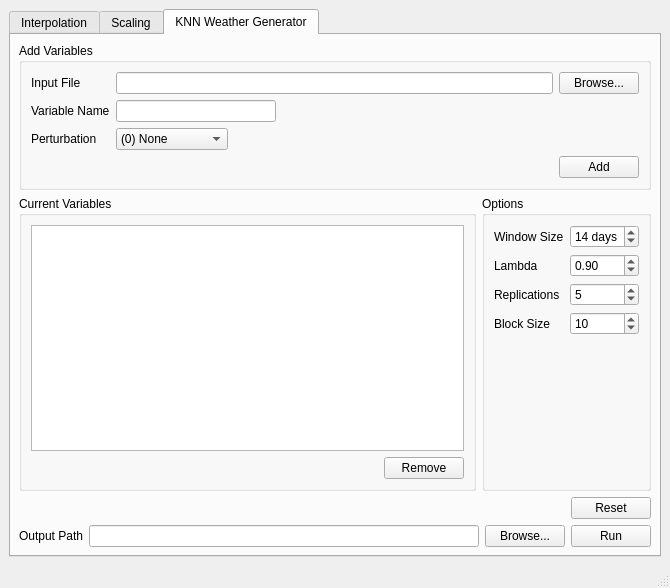
FIDS-UWO/climate, file downscaling/ui/input.ui: the form before one commit.
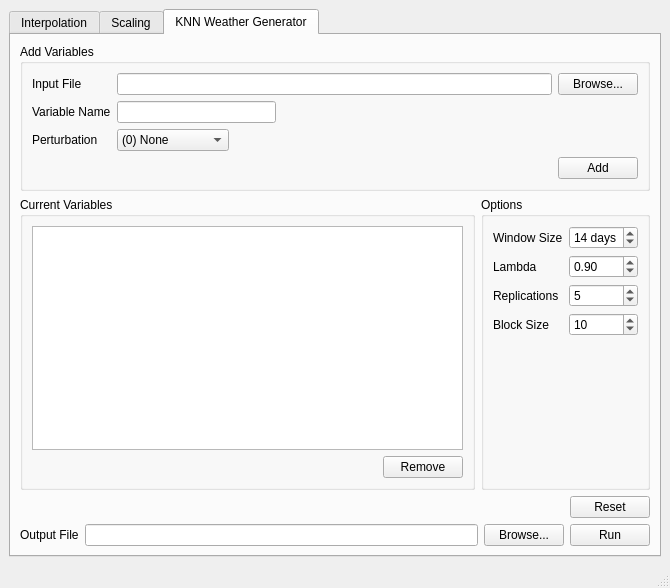
The form after the commit. The open tabs and pages were chosen to show the change. Custom widgets are drawn as their Qt base class.

Commit message: Filepath specification now required for knncad in ui. Closes #3

```diff
--- a/downscaling/ui/input.ui
+++ b/downscaling/ui/input.ui
@@ -7,7 +7,7 @@
     <x>0</x>
     <y>0</y>
     <width>670</width>
-    <height>542</height>
+    <height>531</height>
    </rect>
   </property>
   <property name="minimumSize">
@@ -795,20 +795,6 @@
        <attribute name="title">
         <string>KNN Weather Generator</string>
        </attribute>
-       <layout class="QVBoxLayout" name="verticalLayout_14">
-        <property name="leftMargin">
-         <number>8</number>
-        </property>
-        <property name="topMargin">
-         <number>8</number>
-        </property>
-        <property name="rightMargin">
-         <number>8</number>
-        </property>
-        <property name="bottomMargin">
-         <number>8</number>
-        </property>
-        <item>
          <layout class="QVBoxLayout" name="verticalLayout_13">
           <item>
            <widget class="QGroupBox" name="groupBox_3">
@@ -818,6 +804,18 @@
             <layout class="QVBoxLayout" name="verticalLayout_27">
              <item>
               <layout class="QGridLayout" name="gridLayout_5">
+             <property name="leftMargin">
+              <number>0</number>
+             </property>
+             <property name="topMargin">
+              <number>0</number>
+             </property>
+             <property name="rightMargin">
+              <number>0</number>
+             </property>
+             <property name="bottomMargin">
+              <number>0</number>
+             </property>
                <item row="1" column="3" colspan="2">
                 <spacer name="horizontalSpacer_2">
                  <property name="orientation">
@@ -931,6 +929,18 @@
           </item>
           <item>
            <layout class="QHBoxLayout" name="horizontalLayout_11">
+          <property name="leftMargin">
+           <number>0</number>
+          </property>
+          <property name="topMargin">
+           <number>0</number>
+          </property>
+          <property name="rightMargin">
+           <number>0</number>
+          </property>
+          <property name="bottomMargin">
+           <number>0</number>
+          </property>
             <item>
              <widget class="QGroupBox" name="groupBox_7">
               <property name="title">
@@ -1082,7 +1092,7 @@
                   <number>1</number>
                  </property>
                  <property name="maximum">
-                  <number>20</number>
+                <number>9999</number>
                  </property>
                  <property name="value">
                   <number>5</number>
@@ -1116,21 +1126,14 @@
           </item>
           <item>
            <layout class="QGridLayout" name="gridLayout_3">
-            <item row="0" column="0" colspan="3">
-             <spacer name="horizontalSpacer_5">
-              <property name="orientation">
-               <enum>Qt::Horizontal</enum>
-              </property>
-              <property name="sizeHint" stdset="0">
-               <size>
-                <width>518</width>
-                <height>20</height>
-               </size>
-              </property>
-             </spacer>
-            </item>
             <item row="0" column="3">
              <widget class="QPushButton" name="knnResetInput">
+            <property name="sizePolicy">
+             <sizepolicy hsizetype="Fixed" vsizetype="Fixed">
+              <horstretch>0</horstretch>
+              <verstretch>0</verstretch>
+             </sizepolicy>
+            </property>
               <property name="text">
                <string>Reset</string>
               </property>
@@ -1139,7 +1142,7 @@
             <item row="1" column="0">
              <widget class="QLabel" name="knnOutputPathLabel">
               <property name="text">
-               <string>Output Path</string>
+             <string>Output File</string>
               </property>
              </widget>
             </item>
@@ -1148,6 +1151,12 @@
             </item>
             <item row="1" column="2">
              <widget class="QPushButton" name="knnOutputBrowse">
+            <property name="sizePolicy">
+             <sizepolicy hsizetype="Fixed" vsizetype="Fixed">
+              <horstretch>0</horstretch>
+              <verstretch>0</verstretch>
+             </sizepolicy>
+            </property>
               <property name="text">
                <string>Browse...</string>
               </property>
@@ -1155,12 +1164,16 @@
             </item>
             <item row="1" column="3">
              <widget class="QPushButton" name="knnRun">
+            <property name="sizePolicy">
+             <sizepolicy hsizetype="Fixed" vsizetype="Fixed">
+              <horstretch>0</horstretch>
+              <verstretch>0</verstretch>
+             </sizepolicy>
+            </property>
               <property name="text">
                <string>Run</string>
               </property>
              </widget>
-            </item>
-           </layout>
           </item>
          </layout>
         </item>
```
Lines whose indentation alone changed are shown as unchanged. The commit also changes 1 other file.
